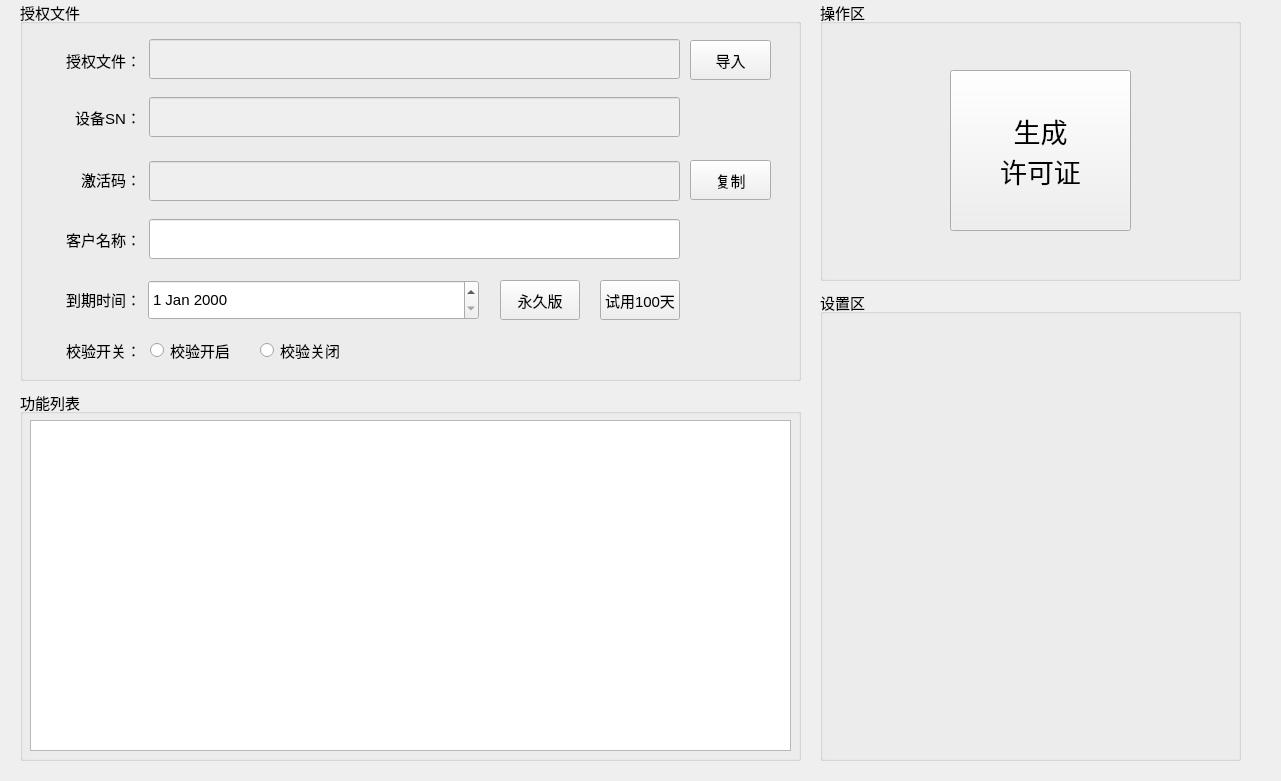
Before: the Qt Designer form Keygen/keygen.ui in lukangming/Register, drawn with Qt 5.
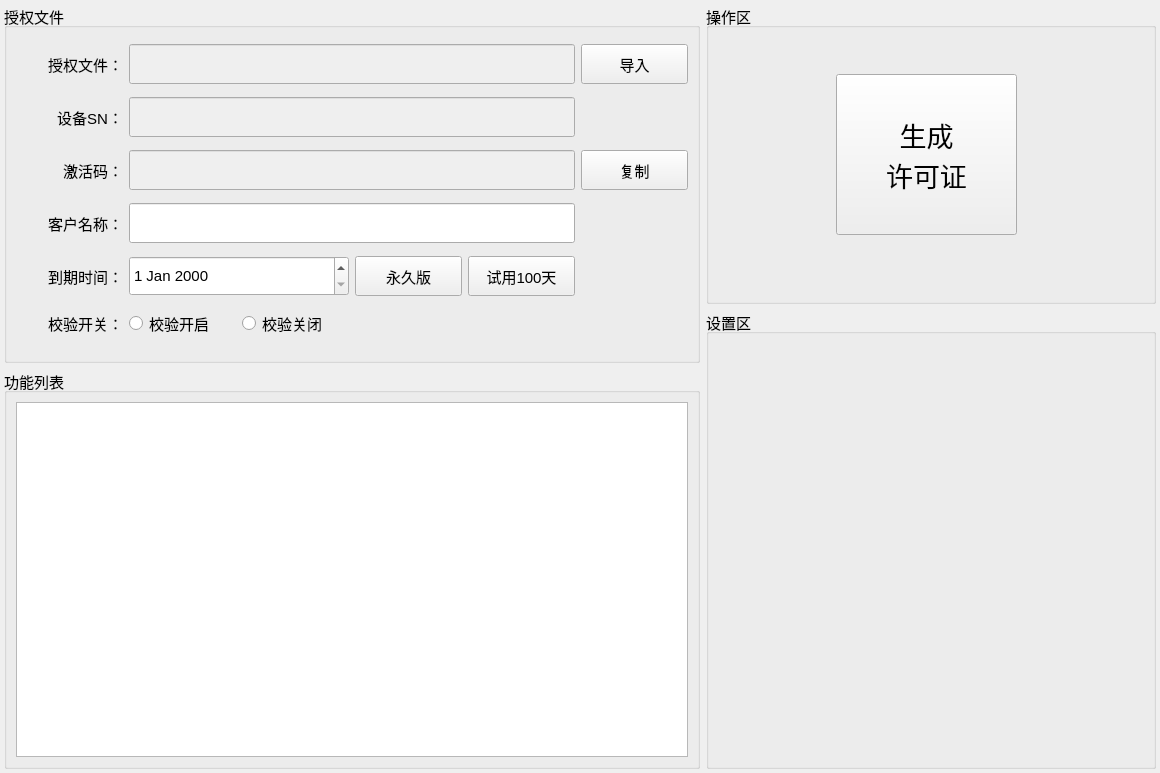
After: the same form once the commit is applied.

```diff
--- a/Keygen/keygen.ui
+++ b/Keygen/keygen.ui
@@ -6,110 +6,33 @@
    <rect>
     <x>0</x>
     <y>0</y>
-    <width>1281</width>
-    <height>781</height>
+    <width>1160</width>
+    <height>773</height>
    </rect>
   </property>
   <property name="windowTitle">
    <string>Form</string>
   </property>
-  <widget class="QGroupBox" name="settingsBox">
-   <property name="geometry">
-    <rect>
-     <x>820</x>
-     <y>290</y>
-     <width>421</width>
-     <height>471</height>
-    </rect>
+  <layout class="QGridLayout" name="gridLayout_2">
+   <property name="leftMargin">
+    <number>4</number>
    </property>
-   <property name="font">
-    <font>
-     <pointsize>11</pointsize>
-    </font>
+   <property name="topMargin">
+    <number>4</number>
    </property>
-   <property name="title">
-    <string>设置区</string>
+   <property name="rightMargin">
+    <number>4</number>
    </property>
-  </widget>
-  <widget class="QGroupBox" name="settingsBox_2">
-   <property name="geometry">
-    <rect>
-     <x>820</x>
-     <y>0</y>
-     <width>421</width>
-     <height>281</height>
-    </rect>
+   <property name="bottomMargin">
+    <number>4</number>
    </property>
-   <property name="font">
-    <font>
-     <pointsize>11</pointsize>
-    </font>
+   <property name="verticalSpacing">
+    <number>6</number>
    </property>
-   <property name="title">
-    <string>操作区</string>
-   </property>
-   <widget class="QPushButton" name="generateButton">
-    <property name="geometry">
-     <rect>
-      <x>130</x>
-      <y>70</y>
-      <width>181</width>
-      <height>161</height>
-     </rect>
-    </property>
-    <property name="font">
-     <font>
-      <pointsize>20</pointsize>
-     </font>
-    </property>
-    <property name="text">
-     <string>生成
-许可证</string>
-    </property>
-   </widget>
-  </widget>
-  <widget class="QGroupBox" name="settingsBox_3">
-   <property name="geometry">
-    <rect>
-     <x>20</x>
-     <y>390</y>
-     <width>781</width>
-     <height>371</height>
-    </rect>
-   </property>
-   <property name="font">
-    <font>
-     <pointsize>11</pointsize>
-    </font>
-   </property>
-   <property name="title">
-    <string>功能列表</string>
-   </property>
-   <widget class="QTableWidget" name="tableFeatures">
-    <property name="geometry">
-     <rect>
-      <x>10</x>
-      <y>30</y>
-      <width>761</width>
-      <height>331</height>
-     </rect>
-    </property>
-    <property name="font">
-     <font>
-      <pointsize>11</pointsize>
-     </font>
-    </property>
-   </widget>
-  </widget>
+   <item row="0" column="0">
+    <layout class="QVBoxLayout" name="verticalLayout_3">
+     <item>
   <widget class="QGroupBox" name="settingsBox_4">
-   <property name="geometry">
-    <rect>
-     <x>20</x>
-     <y>0</y>
-     <width>781</width>
-     <height>381</height>
-    </rect>
-   </property>
    <property name="font">
     <font>
      <pointsize>11</pointsize>
@@ -118,102 +41,9 @@
    <property name="title">
     <string>授权文件</string>
    </property>
-   <widget class="QLineEdit" name="lineEditCustomer">
-    <property name="geometry">
-     <rect>
-      <x>129</x>
-      <y>219</y>
-      <width>531</width>
-      <height>40</height>
-     </rect>
-    </property>
-    <property name="font">
-     <font>
-      <pointsize>11</pointsize>
-     </font>
-    </property>
-   </widget>
-   <widget class="QPushButton" name="copyBtn">
-    <property name="geometry">
-     <rect>
-      <x>670</x>
-      <y>160</y>
-      <width>81</width>
-      <height>40</height>
-     </rect>
-    </property>
-    <property name="font">
-     <font>
-      <pointsize>11</pointsize>
-     </font>
-    </property>
-    <property name="text">
-     <string>复制</string>
-    </property>
-   </widget>
-   <widget class="QLineEdit" name="lineEditDeviceSn">
-    <property name="enabled">
-     <bool>false</bool>
-    </property>
-    <property name="geometry">
-     <rect>
-      <x>129</x>
-      <y>97</y>
-      <width>531</width>
-      <height>40</height>
-     </rect>
-    </property>
-    <property name="font">
-     <font>
-      <pointsize>11</pointsize>
-     </font>
-    </property>
-   </widget>
-   <widget class="QLineEdit" name="activeCode">
-    <property name="enabled">
-     <bool>false</bool>
-    </property>
-    <property name="geometry">
-     <rect>
-      <x>129</x>
-      <y>161</y>
-      <width>531</width>
-      <height>40</height>
-     </rect>
-    </property>
-    <property name="font">
-     <font>
-      <pointsize>11</pointsize>
-     </font>
-    </property>
-   </widget>
-   <widget class="QPushButton" name="openFileButton">
-    <property name="geometry">
-     <rect>
-      <x>670</x>
-      <y>40</y>
-      <width>81</width>
-      <height>40</height>
-     </rect>
-    </property>
-    <property name="font">
-     <font>
-      <pointsize>11</pointsize>
-     </font>
-    </property>
-    <property name="text">
-     <string>导入</string>
-    </property>
-   </widget>
+       <layout class="QGridLayout" name="gridLayout">
+        <item row="0" column="0">
    <widget class="QLabel" name="label_5">
-    <property name="geometry">
-     <rect>
-      <x>30</x>
-      <y>40</y>
-      <width>91</width>
-      <height>40</height>
-     </rect>
-    </property>
     <property name="font">
      <font>
       <pointsize>11</pointsize>
@@ -226,17 +56,17 @@
      <set>Qt::AlignRight|Qt::AlignTrailing|Qt::AlignVCenter</set>
     </property>
    </widget>
+        </item>
+        <item row="0" column="1" colspan="4">
    <widget class="QLineEdit" name="lineEditFilePath">
     <property name="enabled">
      <bool>false</bool>
     </property>
-    <property name="geometry">
-     <rect>
-      <x>129</x>
-      <y>39</y>
-      <width>531</width>
+          <property name="minimumSize">
+           <size>
+            <width>0</width>
       <height>40</height>
-     </rect>
+           </size>
     </property>
     <property name="font">
      <font>
@@ -244,15 +74,27 @@
      </font>
     </property>
    </widget>
+        </item>
+        <item row="0" column="5">
+         <widget class="QPushButton" name="openFileButton">
+          <property name="minimumSize">
+           <size>
+            <width>0</width>
+            <height>40</height>
+           </size>
+          </property>
+          <property name="font">
+           <font>
+            <pointsize>11</pointsize>
+           </font>
+          </property>
+          <property name="text">
+           <string>导入</string>
+          </property>
+         </widget>
+        </item>
+        <item row="1" column="0">
    <widget class="QLabel" name="label">
-    <property name="geometry">
-     <rect>
-      <x>30</x>
-      <y>97</y>
-      <width>91</width>
-      <height>40</height>
-     </rect>
-    </property>
     <property name="font">
      <font>
       <pointsize>11</pointsize>
@@ -265,72 +107,27 @@
      <set>Qt::AlignRight|Qt::AlignTrailing|Qt::AlignVCenter</set>
     </property>
    </widget>
-   <widget class="QPushButton" name="formBtn">
-    <property name="geometry">
-     <rect>
-      <x>480</x>
-      <y>280</y>
-      <width>80</width>
-      <height>40</height>
-     </rect>
-    </property>
-    <property name="font">
-     <font>
-      <pointsize>11</pointsize>
-     </font>
-    </property>
-    <property name="text">
-     <string>永久版</string>
-    </property>
-   </widget>
-   <widget class="QLabel" name="label_3">
-    <property name="geometry">
-     <rect>
-      <x>30</x>
-      <y>279</y>
-      <width>91</width>
+        </item>
+        <item row="1" column="1" colspan="4">
+         <widget class="QLineEdit" name="lineEditDeviceSn">
+          <property name="enabled">
+           <bool>false</bool>
+          </property>
+          <property name="minimumSize">
+           <size>
+            <width>0</width>
       <height>40</height>
-     </rect>
+           </size>
     </property>
     <property name="font">
      <font>
       <pointsize>11</pointsize>
      </font>
     </property>
-    <property name="text">
-     <string>到期时间：</string>
-    </property>
-    <property name="alignment">
-     <set>Qt::AlignRight|Qt::AlignTrailing|Qt::AlignVCenter</set>
-    </property>
-   </widget>
-   <widget class="QPushButton" name="tiralBtn">
-    <property name="geometry">
-     <rect>
-      <x>580</x>
-      <y>280</y>
-      <width>80</width>
-      <height>40</height>
-     </rect>
-    </property>
-    <property name="font">
-     <font>
-      <pointsize>11</pointsize>
-     </font>
-    </property>
-    <property name="text">
-     <string>试用100天</string>
-    </property>
-   </widget>
+         </widget>
+        </item>
+        <item row="2" column="0">
    <widget class="QLabel" name="label_4">
-    <property name="geometry">
-     <rect>
-      <x>30</x>
-      <y>159</y>
-      <width>91</width>
-      <height>40</height>
-     </rect>
-    </property>
     <property name="font">
      <font>
       <pointsize>11</pointsize>
@@ -343,15 +140,45 @@
      <set>Qt::AlignRight|Qt::AlignTrailing|Qt::AlignVCenter</set>
     </property>
    </widget>
+        </item>
+        <item row="2" column="1" colspan="4">
+         <widget class="QLineEdit" name="activeCode">
+          <property name="enabled">
+           <bool>false</bool>
+          </property>
+          <property name="minimumSize">
+           <size>
+            <width>0</width>
+            <height>40</height>
+           </size>
+          </property>
+          <property name="font">
+           <font>
+            <pointsize>11</pointsize>
+           </font>
+          </property>
+         </widget>
+        </item>
+        <item row="2" column="5">
+         <widget class="QPushButton" name="copyBtn">
+          <property name="minimumSize">
+           <size>
+            <width>0</width>
+            <height>40</height>
+           </size>
+          </property>
+          <property name="font">
+           <font>
+            <pointsize>11</pointsize>
+           </font>
+          </property>
+          <property name="text">
+           <string>复制</string>
+          </property>
+         </widget>
+        </item>
+        <item row="3" column="0">
    <widget class="QLabel" name="label_2">
-    <property name="geometry">
-     <rect>
-      <x>20</x>
-      <y>219</y>
-      <width>101</width>
-      <height>40</height>
-     </rect>
-    </property>
     <property name="font">
      <font>
       <pointsize>11</pointsize>
@@ -364,14 +191,44 @@
      <set>Qt::AlignRight|Qt::AlignTrailing|Qt::AlignVCenter</set>
     </property>
    </widget>
+        </item>
+        <item row="3" column="1" colspan="4">
+         <widget class="QLineEdit" name="lineEditCustomer">
+          <property name="minimumSize">
+           <size>
+            <width>0</width>
+            <height>40</height>
+           </size>
+          </property>
+          <property name="font">
+           <font>
+            <pointsize>11</pointsize>
+           </font>
+          </property>
+         </widget>
+        </item>
+        <item row="4" column="0">
+         <widget class="QLabel" name="label_3">
+          <property name="font">
+           <font>
+            <pointsize>11</pointsize>
+           </font>
+          </property>
+          <property name="text">
+           <string>到期时间：</string>
+          </property>
+          <property name="alignment">
+           <set>Qt::AlignRight|Qt::AlignTrailing|Qt::AlignVCenter</set>
+          </property>
+         </widget>
+        </item>
+        <item row="4" column="1" colspan="2">
    <widget class="QDateEdit" name="dateEditExpire">
-    <property name="geometry">
-     <rect>
-      <x>128</x>
-      <y>280</y>
-      <width>331</width>
+          <property name="minimumSize">
+           <size>
+            <width>0</width>
       <height>40</height>
-     </rect>
+           </size>
     </property>
     <property name="font">
      <font>
@@ -379,15 +236,45 @@
      </font>
     </property>
    </widget>
+        </item>
+        <item row="4" column="3">
+         <widget class="QPushButton" name="formBtn">
+          <property name="minimumSize">
+           <size>
+            <width>0</width>
+            <height>40</height>
+           </size>
+          </property>
+          <property name="font">
+           <font>
+            <pointsize>11</pointsize>
+           </font>
+          </property>
+          <property name="text">
+           <string>永久版</string>
+          </property>
+         </widget>
+        </item>
+        <item row="4" column="4">
+         <widget class="QPushButton" name="tiralBtn">
+          <property name="minimumSize">
+           <size>
+            <width>0</width>
+            <height>40</height>
+           </size>
+          </property>
+          <property name="font">
+           <font>
+            <pointsize>11</pointsize>
+           </font>
+          </property>
+          <property name="text">
+           <string>试用100天</string>
+          </property>
+         </widget>
+        </item>
+        <item row="5" column="0">
    <widget class="QLabel" name="label_6">
-    <property name="geometry">
-     <rect>
-      <x>30</x>
-      <y>330</y>
-      <width>91</width>
-      <height>40</height>
-     </rect>
-    </property>
     <property name="font">
      <font>
       <pointsize>11</pointsize>
@@ -400,33 +287,121 @@
      <set>Qt::AlignRight|Qt::AlignTrailing|Qt::AlignVCenter</set>
     </property>
    </widget>
+        </item>
+        <item row="5" column="1">
    <widget class="QRadioButton" name="verOnBtn">
-    <property name="geometry">
-     <rect>
-      <x>130</x>
-      <y>330</y>
-      <width>91</width>
-      <height>41</height>
-     </rect>
-    </property>
     <property name="text">
      <string>校验开启</string>
     </property>
    </widget>
+        </item>
+        <item row="5" column="2">
    <widget class="QRadioButton" name="verOffBtn">
-    <property name="geometry">
-     <rect>
-      <x>240</x>
-      <y>330</y>
-      <width>101</width>
-      <height>41</height>
-     </rect>
-    </property>
     <property name="text">
      <string>校验关闭</string>
     </property>
    </widget>
-  </widget>
+        </item>
+       </layout>
+      </widget>
+     </item>
+     <item>
+      <widget class="QGroupBox" name="settingsBox_3">
+       <property name="maximumSize">
+        <size>
+         <width>16777215</width>
+         <height>400</height>
+        </size>
+       </property>
+       <property name="font">
+        <font>
+         <pointsize>11</pointsize>
+        </font>
+       </property>
+       <property name="title">
+        <string>功能列表</string>
+       </property>
+       <layout class="QVBoxLayout" name="verticalLayout">
+        <item>
+         <widget class="QTableWidget" name="tableFeatures">
+          <property name="font">
+           <font>
+            <pointsize>11</pointsize>
+           </font>
+          </property>
+         </widget>
+        </item>
+       </layout>
+      </widget>
+     </item>
+    </layout>
+   </item>
+   <item row="0" column="1">
+    <layout class="QVBoxLayout" name="verticalLayout_2">
+     <item>
+      <widget class="QGroupBox" name="settingsBox_2">
+       <property name="maximumSize">
+        <size>
+         <width>16777215</width>
+         <height>300</height>
+        </size>
+       </property>
+       <property name="font">
+        <font>
+         <pointsize>11</pointsize>
+        </font>
+       </property>
+       <property name="title">
+        <string>操作区</string>
+       </property>
+       <widget class="QPushButton" name="generateButton">
+        <property name="geometry">
+         <rect>
+          <x>130</x>
+          <y>70</y>
+          <width>181</width>
+          <height>161</height>
+         </rect>
+        </property>
+        <property name="font">
+         <font>
+          <pointsize>20</pointsize>
+         </font>
+        </property>
+        <property name="text">
+         <string>生成
+许可证</string>
+        </property>
+       </widget>
+      </widget>
+     </item>
+     <item>
+      <widget class="QGroupBox" name="settingsBox">
+       <property name="minimumSize">
+        <size>
+         <width>450</width>
+         <height>0</height>
+        </size>
+       </property>
+       <property name="maximumSize">
+        <size>
+         <width>480</width>
+         <height>16777215</height>
+        </size>
+       </property>
+       <property name="font">
+        <font>
+         <pointsize>11</pointsize>
+        </font>
+       </property>
+       <property name="title">
+        <string>设置区</string>
+       </property>
+      </widget>
+     </item>
+    </layout>
+   </item>
+  </layout>
  </widget>
  <resources/>
  <connections/>
```
Lines whose indentation alone changed are shown as unchanged.
